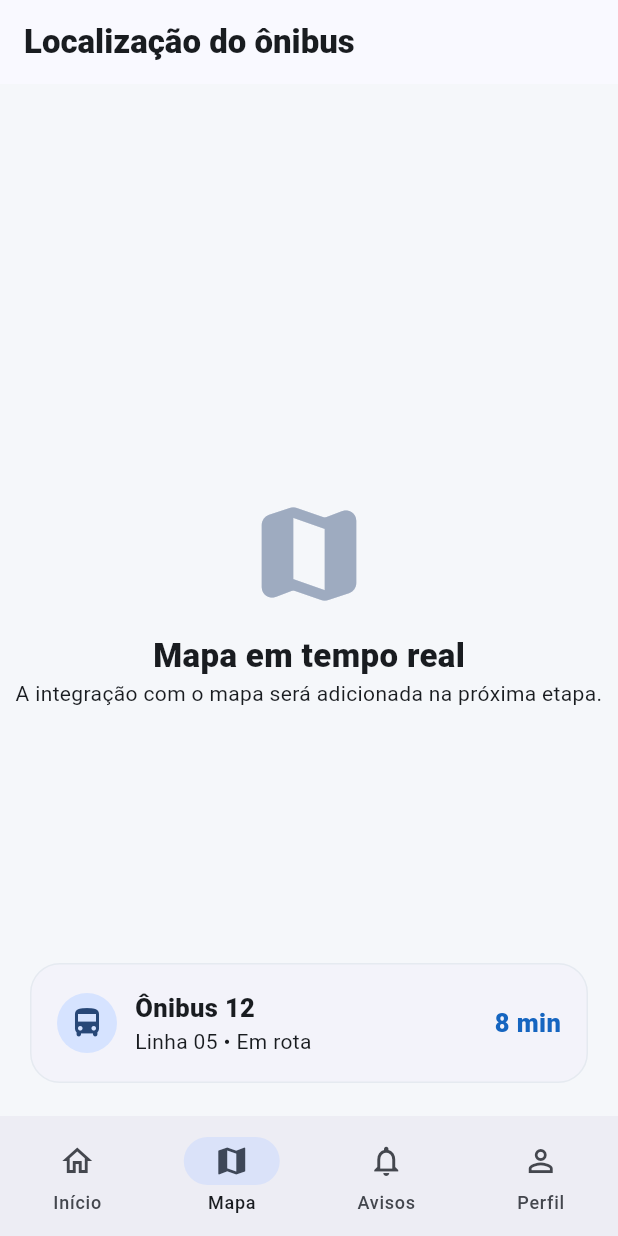
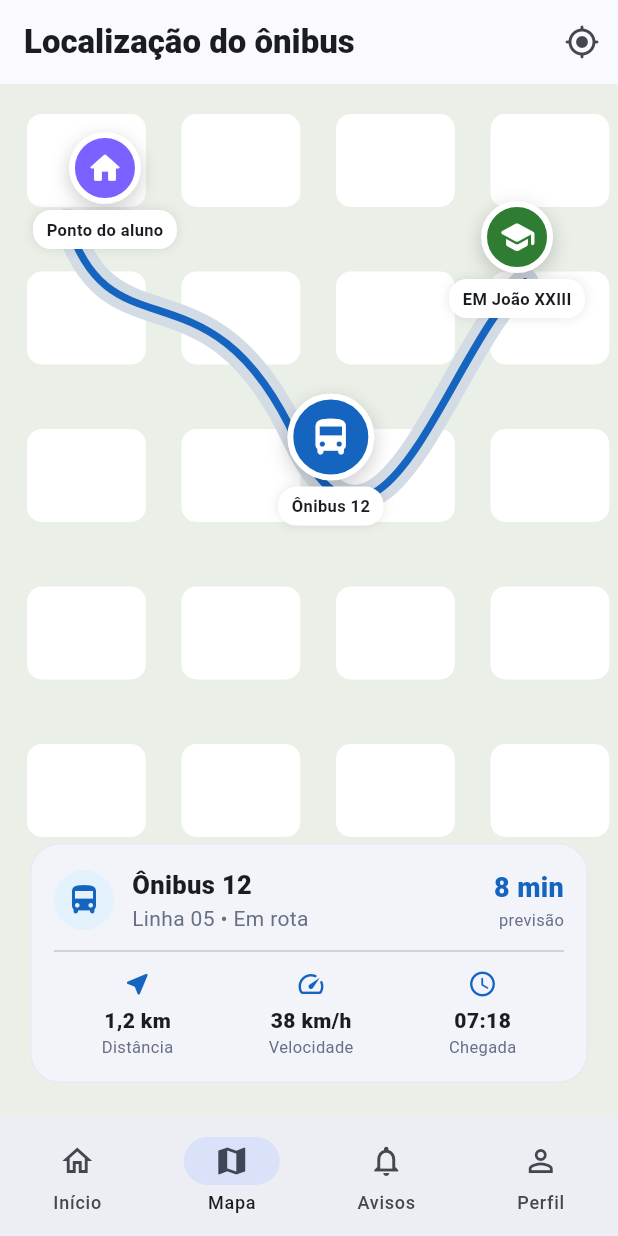
Before and after one commit to teste11th/escola-conectada, a Flutter app: the screen it shows after launch, after a tap on "Entrar", after a tap on "Acompanhar ônibus", on a phone screen of 412 x 824 dp. Run offline on Flutter 3.47's test engine with Material 3 defaults, Android fonts, the phone set to English and light mode, and no system bars.

Commit message:
V0.3 - Mapa demonstrativo da rota

```diff
--- a/lib/pages/home_page.dart
+++ b/lib/pages/home_page.dart
@@ -1,4 +1,6 @@
 import 'package:flutter/material.dart';
+
+import 'mapa_page.dart';
 
 const azul = Color(0xFF1565C0);
 const verde = Color(0xFF2E7D32);
@@ -214,8 +216,8 @@ class _AvisoCard extends StatelessWidget {
   }
 }
 
-class MapaPage extends StatelessWidget {
-  const MapaPage({super.key});
+class MapaLegadoPage extends StatelessWidget {
+  const MapaLegadoPage({super.key});
   @override
   Widget build(BuildContext context) {
     return Scaffold(
--- /dev/null
+++ b/lib/pages/mapa_page.dart
@@ -0,0 +1,309 @@
+import 'package:flutter/material.dart';
+
+const _azul = Color(0xFF1565C0);
+const _verde = Color(0xFF2E7D32);
+
+class MapaPage extends StatelessWidget {
+  const MapaPage({super.key});
+
+  @override
+  Widget build(BuildContext context) {
+    return Scaffold(
+      appBar: AppBar(
+        title: const Text(
+          'Localização do ônibus',
+          style: TextStyle(fontWeight: FontWeight.w800),
+        ),
+        actions: [
+          IconButton(
+            tooltip: 'Centralizar ônibus',
+            onPressed: () {},
+            icon: const Icon(Icons.my_location_rounded),
+          ),
+        ],
+      ),
+      body: LayoutBuilder(
+        builder: (context, constraints) {
+          return Stack(
+            children: [
+               Positioned.fill(
+                child: Semantics(
+                  label: 'Mapa demonstrativo da rota escolar',
+                  child: CustomPaint(painter: _MapaPainter()),
+                ),
+              ),
+              const Positioned(
+                left: 22,
+                top: 32,
+                child: _Marcador(
+                  icon: Icons.home_rounded,
+                  label: 'Ponto do aluno',
+                  color: Color(0xFF7B61FF),
+                ),
+              ),
+              Positioned(
+                left: constraints.maxWidth * .45,
+                top: constraints.maxHeight * .30,
+                child: const _Marcador(
+                  icon: Icons.directions_bus_rounded,
+                  label: 'Ônibus 12',
+                  color: _azul,
+                  destaque: true,
+                ),
+              ),
+              const Positioned(
+                right: 22,
+                top: 78,
+                child: _Marcador(
+                  icon: Icons.school_rounded,
+                  label: 'EM João XXIII',
+                  color: _verde,
+                ),
+              ),
+              const Positioned(
+                left: 16,
+                right: 16,
+                bottom: 18,
+                child: _ResumoRota(),
+              ),
+            ],
+          );
+        },
+      ),
+    );
+  }
+}
+
+class _Marcador extends StatelessWidget {
+  const _Marcador({
+    required this.icon,
+    required this.label,
+    required this.color,
+    this.destaque = false,
+  });
+
+  final IconData icon;
+  final String label;
+  final Color color;
+  final bool destaque;
+
+  @override
+  Widget build(BuildContext context) {
+    return Column(
+      mainAxisSize: MainAxisSize.min,
+      children: [
+        Container(
+          width: destaque ? 58 : 48,
+          height: destaque ? 58 : 48,
+          decoration: BoxDecoration(
+            color: color,
+            shape: BoxShape.circle,
+            border: Border.all(color: Colors.white, width: 4),
+            boxShadow: const [
+              BoxShadow(
+                color: Color(0x33000000),
+                blurRadius: 10,
+                offset: Offset(0, 4),
+              ),
+            ],
+          ),
+          child: Icon(icon, color: Colors.white, size: destaque ? 30 : 25),
+        ),
+        const SizedBox(height: 4),
+        Container(
+          padding: const EdgeInsets.symmetric(horizontal: 9, vertical: 5),
+          decoration: BoxDecoration(
+            color: Colors.white,
+            borderRadius: BorderRadius.circular(12),
+            boxShadow: const [
+              BoxShadow(color: Color(0x1A000000), blurRadius: 6),
+            ],
+          ),
+          child: Text(
+            label,
+            style: const TextStyle(fontSize: 11, fontWeight: FontWeight.w700),
+          ),
+        ),
+      ],
+    );
+  }
+}
+
+class _ResumoRota extends StatelessWidget {
+  const _ResumoRota();
+
+  @override
+  Widget build(BuildContext context) {
+    return Card(
+      child: Padding(
+        padding: const EdgeInsets.all(16),
+        child: Column(
+          mainAxisSize: MainAxisSize.min,
+          children: const [
+            Row(
+              children: [
+                CircleAvatar(
+                  backgroundColor: Color(0xFFE3F2FD),
+                  child: Icon(Icons.directions_bus_rounded, color: _azul),
+                ),
+                SizedBox(width: 12),
+                Expanded(
+                  child: Column(
+                    crossAxisAlignment: CrossAxisAlignment.start,
+                    children: [
+                      Text(
+                        'Ônibus 12',
+                        style: TextStyle(
+                          fontWeight: FontWeight.w800,
+                          fontSize: 17,
+                        ),
+                      ),
+                      Text(
+                        'Linha 05 • Em rota',
+                        style: TextStyle(color: Color(0xFF667085)),
+                      ),
+                    ],
+                  ),
+                ),
+                Column(
+                  crossAxisAlignment: CrossAxisAlignment.end,
+                  children: [
+                    Text(
+                      '8 min',
+                      style: TextStyle(
+                        color: _azul,
+                        fontWeight: FontWeight.w800,
+                        fontSize: 18,
+                      ),
+                    ),
+                    Text(
+                      'previsão',
+                      style: TextStyle(
+                        color: Color(0xFF667085),
+                        fontSize: 11,
+                      ),
+                    ),
+                  ],
+                ),
+              ],
+            ),
+            Divider(height: 24),
+            Row(
+              mainAxisAlignment: MainAxisAlignment.spaceAround,
+              children: [
+                _Metrica(
+                  icon: Icons.near_me_rounded,
+                  value: '1,2 km',
+                  label: 'Distância',
+                ),
+                _Metrica(
+                  icon: Icons.speed_rounded,
+                  value: '38 km/h',
+                  label: 'Velocidade',
+                ),
+                _Metrica(
+                  icon: Icons.access_time_rounded,
+                  value: '07:18',
+                  label: 'Chegada',
+                ),
+              ],
+            ),
+          ],
+        ),
+      ),
+    );
+  }
+}
+
+class _Metrica extends StatelessWidget {
+  const _Metrica({
+    required this.icon,
+    required this.value,
+    required this.label,
+  });
+
+  final IconData icon;
+  final String value;
+  final String label;
+
+  @override
+  Widget build(BuildContext context) {
+    return Column(
+      children: [
+        Icon(icon, color: _azul, size: 20),
+        const SizedBox(height: 4),
+        Text(value, style: const TextStyle(fontWeight: FontWeight.w800)),
+        Text(
+          label,
+          style: const TextStyle(color: Color(0xFF667085), fontSize: 11),
+        ),
+      ],
+    );
+  }
+}
+
+class _MapaPainter extends CustomPainter {
+  const _MapaPainter();
+
+  @override
+  void paint(Canvas canvas, Size size) {
+    canvas.drawRect(
+      Offset.zero & size,
+      Paint()..color = const Color(0xFFEAF0E8),
+    );
+
+    final quarteirao = Paint()..color = Colors.white;
+    for (var linha = 0; linha < 5; linha++) {
+      for (var coluna = 0; coluna < 4; coluna++) {
+        final esquerda = 18.0 + coluna * (size.width / 4);
+        final topo = 20.0 + linha * 105;
+        canvas.drawRRect(
+          RRect.fromRectAndRadius(
+            Rect.fromLTWH(esquerda, topo, size.width / 5.2, 62),
+            const Radius.circular(10),
+          ),
+          quarteirao,
+        );
+      }
+    }
+
+    final caminho = Path()
+      ..moveTo(45, 92)
+      ..cubicTo(
+        size.width * .18,
+        185,
+        size.width * .34,
+        112,
+        size.width * .48,
+        238,
+      )
+      ..cubicTo(
+        size.width * .62,
+        355,
+        size.width * .73,
+        170,
+        size.width - 62,
+        132,
+      );
+
+    canvas.drawPath(
+      caminho,
+      Paint()
+        ..color = const Color(0xFFD3DBE4)
+        ..strokeWidth = 18
+        ..strokeCap = StrokeCap.round
+        ..style = PaintingStyle.stroke,
+    );
+    canvas.drawPath(
+      caminho,
+      Paint()
+        ..color = _azul
+        ..strokeWidth = 5
+        ..strokeCap = StrokeCap.round
+        ..style = PaintingStyle.stroke,
+    );
+  }
+
+  @override
+  bool shouldRepaint(covariant CustomPainter oldDelegate) => false;
+}
```
Also changed, not shown: 1 other file.
